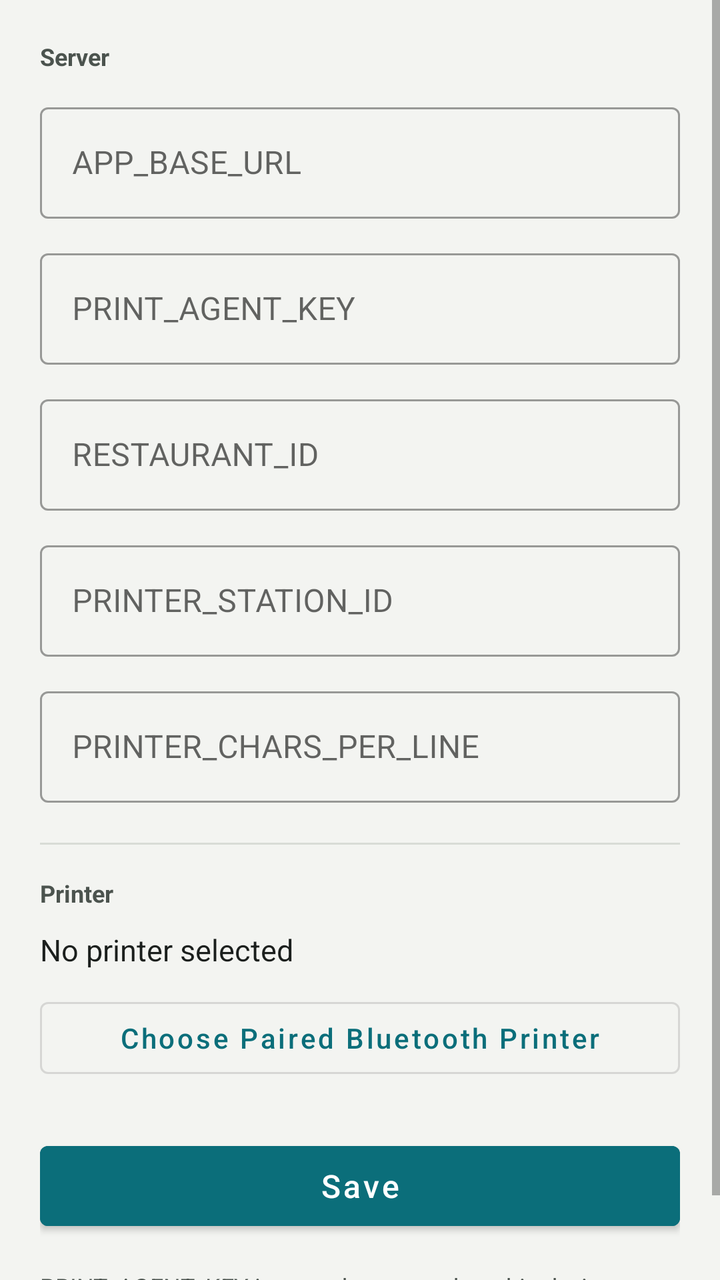
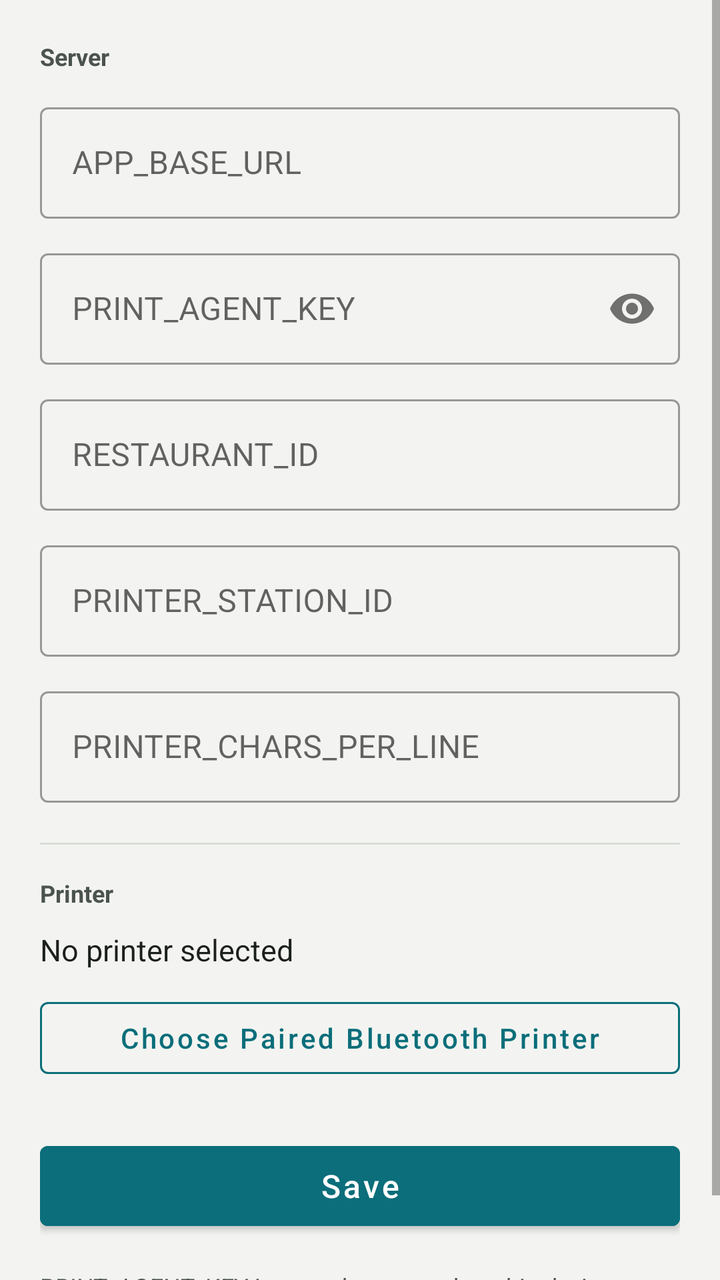

The first picture is an Android layout as it rendered before a commit; the second is the same layout after the commit. The layout source and the unified diff follow.
<!-- AndroidManifest.xml: application theme Theme.PrintAgent -->
<!-- res/layout/activity_settings.xml -->
<?xml version="1.0" encoding="utf-8"?>
<ScrollView xmlns:android="http://schemas.android.com/apk/res/android"
    xmlns:app="http://schemas.android.com/apk/res/res-auto"
    android:layout_width="match_parent"
    android:layout_height="match_parent"
    android:background="@color/paper"
    android:fillViewport="true">

    <LinearLayout
        android:layout_width="match_parent"
        android:layout_height="wrap_content"
        android:orientation="vertical"
        android:padding="20dp">

        <TextView
            android:layout_width="wrap_content"
            android:layout_height="wrap_content"
            android:layout_marginBottom="4dp"
            android:text="Server"
            android:textColor="@color/ink_soft"
            android:textSize="12sp"
            android:textStyle="bold" />

        <com.google.android.material.textfield.TextInputLayout
            style="@style/Widget.MaterialComponents.TextInputLayout.OutlinedBox"
            android:layout_width="match_parent"
            android:layout_height="wrap_content"
            android:layout_marginTop="8dp"
            android:hint="APP_BASE_URL">
            <com.google.android.material.textfield.TextInputEditText
                android:id="@+id/inputBaseUrl"
                android:layout_width="match_parent"
                android:layout_height="wrap_content"
                android:inputType="textUri" />
        </com.google.android.material.textfield.TextInputLayout>

        <com.google.android.material.textfield.TextInputLayout
            style="@style/Widget.MaterialComponents.TextInputLayout.OutlinedBox"
            android:layout_width="match_parent"
            android:layout_height="wrap_content"
            android:layout_marginTop="12dp"
            android:hint="PRINT_AGENT_KEY"
            app:passwordToggleEnabled="true">
            <com.google.android.material.textfield.TextInputEditText
                android:id="@+id/inputAgentKey"
                android:layout_width="match_parent"
                android:layout_height="wrap_content"
                android:inputType="textPassword" />
        </com.google.android.material.textfield.TextInputLayout>

        <com.google.android.material.textfield.TextInputLayout
            style="@style/Widget.MaterialComponents.TextInputLayout.OutlinedBox"
            android:layout_width="match_parent"
            android:layout_height="wrap_content"
            android:layout_marginTop="12dp"
            android:hint="RESTAURANT_ID">
            <com.google.android.material.textfield.TextInputEditText
                android:id="@+id/inputRestaurantId"
                android:layout_width="match_parent"
                android:layout_height="wrap_content"
                android:inputType="text" />
        </com.google.android.material.textfield.TextInputLayout>

        <com.google.android.material.textfield.TextInputLayout
            style="@style/Widget.MaterialComponents.TextInputLayout.OutlinedBox"
            android:layout_width="match_parent"
            android:layout_height="wrap_content"
            android:layout_marginTop="12dp"
            android:hint="PRINTER_STATION_ID">
            <com.google.android.material.textfield.TextInputEditText
                android:id="@+id/inputStationId"
                android:layout_width="match_parent"
                android:layout_height="wrap_content"
                android:inputType="text" />
        </com.google.android.material.textfield.TextInputLayout>

        <com.google.android.material.textfield.TextInputLayout
            style="@style/Widget.MaterialComponents.TextInputLayout.OutlinedBox"
            android:layout_width="match_parent"
            android:layout_height="wrap_content"
            android:layout_marginTop="12dp"
            android:hint="PRINTER_CHARS_PER_LINE">
            <com.google.android.material.textfield.TextInputEditText
                android:id="@+id/inputCharsPerLine"
                android:layout_width="match_parent"
                android:layout_height="wrap_content"
                android:inputType="number" />
        </com.google.android.material.textfield.TextInputLayout>

        <View
            android:layout_width="match_parent"
            android:layout_height="1dp"
            android:layout_marginTop="20dp"
            android:layout_marginBottom="16dp"
            android:background="@color/line" />

        <TextView
            android:layout_width="wrap_content"
            android:layout_height="wrap_content"
            android:layout_marginBottom="4dp"
            android:text="Printer"
            android:textColor="@color/ink_soft"
            android:textSize="12sp"
            android:textStyle="bold" />

        <TextView
            android:id="@+id/textSelectedDevice"
            android:layout_width="wrap_content"
            android:layout_height="wrap_content"
            android:layout_marginTop="6dp"
            android:layout_marginBottom="10dp"
            android:text="No printer selected"
            android:textColor="@color/ink"
            android:textSize="15sp" />

        <com.google.android.material.button.MaterialButton
            android:id="@+id/buttonPickDevice"
            style="@style/Widget.MaterialComponents.Button.OutlinedButton"
            android:layout_width="match_parent"
            android:layout_height="48dp"
            app:strokeColor="@color/accent"
            android:text="Choose Paired Bluetooth Printer"
            android:textColor="@color/accent"
            android:textAllCaps="false" />

        <com.google.android.material.button.MaterialButton
            android:id="@+id/buttonSaveSettings"
            android:layout_width="match_parent"
            android:layout_height="52dp"
            android:layout_marginTop="24dp"
            android:backgroundTint="@color/accent"
            android:text="Save"
            android:textAllCaps="false"
            android:textSize="16sp" />

        <TextView
            android:layout_width="match_parent"
            android:layout_height="wrap_content"
            android:layout_marginTop="16dp"
            android:text="PRINT_AGENT_KEY is stored encrypted on this device (Android Keystore) and is never shown in logs."
            android:textColor="@color/ink_soft"
            android:textSize="12sp" />

    </LinearLayout>
</ScrollView>
<!-- resources referenced by this layout -->
<resources>
  <color name="accent">#0B6E7A</color>
  <color name="ink">#1B1F1D</color>
  <color name="ink_soft">#4B534E</color>
  <color name="line">#D8DCD6</color>
  <color name="paper">#F3F4F1</color>
  <style name="Theme.PrintAgent" parent="Theme.MaterialComponents.DayNight.NoActionBar">
          <item name="colorPrimary">@color/accent</item>
          <item name="colorPrimaryDark">@color/accent</item>
          <item name="colorAccent">@color/accent</item>
          <item name="android:windowBackground">@color/paper</item>
      </style>
</resources>

<!-- the commit's change to res/layout/activity_settings.xml (unified diff, before → after) -->
@@ -1,6 +1,6 @@
 <?xml version="1.0" encoding="utf-8"?>
 <ScrollView xmlns:android="http://schemas.android.com/apk/res/android"
-    xmlns:app="http://schemas.android.com/apk/res/res-auto"
+    xmlns:app="http://schemas.android.com/apk/res-auto"
     android:layout_width="match_parent"
     android:layout_height="match_parent"
     android:background="@color/paper"
